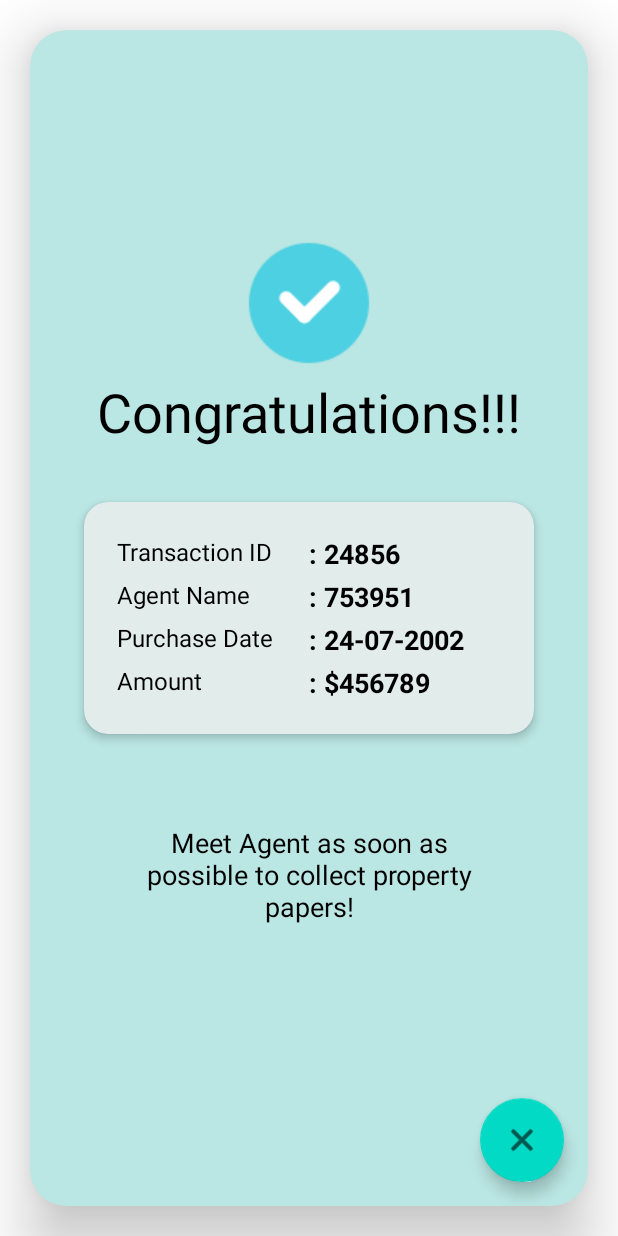
After one commit to aman247av/Real-Estate-Management, an Android app: the layout activity_billing.xml on its own in the app's theme, with its tools: preview values and no code run, on a phone screen of 412 x 824 dp. The commit adds this screen. Run offline under Robolectric (Android 15) with nearby library versions, the phone set to English and light mode, and no system bars.

Commit message:
"Billing UI"

```diff
--- /dev/null
+++ b/app/src/main/java/com/example/dbms/BillingActivity.java
@@ -0,0 +1,42 @@
+package com.example.dbms;
+
+import androidx.appcompat.app.AppCompatActivity;
+
+import android.content.Intent;
+import android.os.Bundle;
+import android.widget.TextView;
+
+import com.google.android.material.floatingactionbutton.FloatingActionButton;
+
+public class BillingActivity extends AppCompatActivity {
+    FloatingActionButton fabCLose;
+    TextView tvTransactionId,tvAgent,tvDate,tvAmount;
+
+    @Override
+    protected void onCreate(Bundle savedInstanceState) {
+        super.onCreate(savedInstanceState);
+        setContentView(R.layout.activity_billing);
+
+        fabCLose=findViewById(R.id.fabClose);
+        tvTransactionId=findViewById(R.id.tvTransactionId);
+        tvAgent=findViewById(R.id.tvAgentId);
+        tvDate=findViewById(R.id.tvDate);
+        tvAmount=findViewById(R.id.tvAmount);
+
+        fabCLose.setOnClickListener(view -> {
+
+        });
+
+        tvTransactionId.setText("14145");
+        tvAgent.setText("Aman Verma");
+        tvDate.setText("24-09-2002");
+        tvAmount.setText("$30000");
+
+
+
+
+
+
+
+    }
+}
--- a/app/src/main/java/com/example/dbms/PropertyDetails.java
+++ b/app/src/main/java/com/example/dbms/PropertyDetails.java
@@ -10,6 +10,7 @@ import android.widget.TextView;
 import com.example.dbms.Database.RealEstateDatabaseHelper;
 import com.example.dbms.Model.Agent;
 import com.example.dbms.Model.Property;
+import com.google.android.material.floatingactionbutton.FloatingActionButton;
 
 import java.util.List;
 import java.util.Locale;
@@ -17,6 +18,8 @@ import java.util.Locale;
 public class PropertyDetails extends AppCompatActivity {
 
     TextView tvPropertyName, tvLocation, tvPrice, tvCategory, tvType, tvBHK, tvArea, tvAboutAgent;
+
+    FloatingActionButton fabBuy;
 
     RealEstateDatabaseHelper db;
 
@@ -34,6 +37,7 @@ public class PropertyDetails extends AppCompatActivity {
         tvBHK = findViewById(R.id.tvBHK);
         tvArea = findViewById(R.id.tvArea);
         tvAboutAgent = findViewById(R.id.tvAboutAgent);
+        fabBuy = findViewById(R.id.fab_btn);
 
         db = new RealEstateDatabaseHelper(this);
 
@@ -67,6 +71,11 @@ public class PropertyDetails extends AppCompatActivity {
         tvCall=findViewById(R.id.tvCall);
         tvEmail=findViewById(R.id.tvEmail);
 
+        fabBuy.setOnClickListener(view -> {
+            Intent i=new Intent(this,BillingActivity.class);
+            startActivity(i);
+        });
+
         tvCall.setOnClickListener(view -> {
             String phno="";
             Intent callIntent = new Intent(Intent.ACTION_DIAL);
@@ -80,5 +89,7 @@ public class PropertyDetails extends AppCompatActivity {
             intent.setData(data);
             startActivity(intent);
         });
+
+
     }
 }
--- /dev/null
+++ b/app/src/main/res/layout/activity_billing.xml
@@ -0,0 +1,214 @@
+<?xml version="1.0" encoding="utf-8"?>
+<androidx.cardview.widget.CardView xmlns:android="http://schemas.android.com/apk/res/android"
+    xmlns:app="http://schemas.android.com/apk/res-auto"
+    xmlns:tools="http://schemas.android.com/tools"
+    android:layout_width="match_parent"
+    android:layout_height="match_parent"
+    android:background="@drawable/border"
+    android:backgroundTint="#BAE6E3"
+    android:layout_margin="20dp"
+    app:cardCornerRadius="24dp"
+    app:cardElevation="24dp"
+    tools:context=".BillingActivity">
+
+
+    <androidx.constraintlayout.widget.ConstraintLayout
+        android:layout_width="match_parent"
+        android:layout_height="match_parent">
+
+        <ImageView
+            android:id="@+id/ok"
+            android:layout_width="wrap_content"
+            android:layout_height="wrap_content"
+            app:layout_constraintBottom_toTopOf="@+id/cong"
+            app:layout_constraintEnd_toEndOf="parent"
+            app:layout_constraintStart_toStartOf="parent"
+
+            app:srcCompat="@drawable/ok" />
+
+        <TextView
+            android:id="@+id/cong"
+            android:layout_width="wrap_content"
+            android:layout_height="wrap_content"
+            android:layout_margin="36dp"
+            android:text="Congratulations!!!"
+            android:textColor="@color/black"
+            android:textSize="36sp"
+
+            app:layout_constraintBottom_toTopOf="@+id/linearLayout2"
+            app:layout_constraintEnd_toEndOf="parent"
+            app:layout_constraintStart_toStartOf="parent" />
+
+        <androidx.cardview.widget.CardView
+            android:id="@+id/linearLayout2"
+            android:layout_width="match_parent"
+            android:layout_height="wrap_content"
+            android:layout_margin="36dp"
+            android:backgroundTint="#E2ECEB"
+            android:background="@drawable/border"
+            android:orientation="horizontal"
+           app:cardCornerRadius="16dp"
+            app:cardElevation="4dp"
+
+            app:layout_constraintBottom_toBottomOf="parent"
+            app:layout_constraintTop_toTopOf="parent"
+            >
+
+
+            <TableLayout
+                android:layout_width="match_parent"
+                android:layout_margin="20dp"
+                android:layout_height="match_parent">
+
+                <TableRow
+                    android:layout_width="match_parent"
+                    android:layout_height="match_parent"
+                    android:layout_margin="2dp"
+                    android:weightSum="100">
+
+
+                    <TextView
+                        android:layout_width="match_parent"
+                        android:layout_height="match_parent"
+                        android:layout_weight="50"
+                        android:text="Transaction ID"
+                        android:textColor="@color/black"
+                        android:textSize="16sp" />
+
+                    <TextView
+                        android:id="@+id/tvTransactionId"
+                        android:layout_width="match_parent"
+                        android:layout_height="match_parent"
+                        android:layout_weight="50"
+                        android:text=": 24856"
+                        android:textAlignment="textStart"
+                        android:textColor="@color/black"
+                        android:textSize="18sp"
+                        android:textStyle="bold" />
+                </TableRow>
+
+                <TableRow
+                    android:layout_width="match_parent"
+                    android:layout_height="match_parent"
+                    android:layout_margin="2dp"
+                    android:weightSum="100">
+
+
+                    <TextView
+                        android:layout_width="match_parent"
+                        android:layout_height="match_parent"
+                        android:layout_weight="50"
+                        android:text="Agent Name"
+                        android:textColor="@color/black"
+                        android:textSize="16sp" />
+
+                    <TextView
+                        android:id="@+id/tvAgentId"
+                        android:layout_width="match_parent"
+                        android:layout_height="match_parent"
+                        android:layout_weight="50"
+                        android:text=": 753951"
+                        android:textAlignment="textStart"
+                        android:textColor="@color/black"
+                        android:textSize="18sp"
+                        android:textStyle="bold" />
+                </TableRow>
+
+                <TableRow
+                    android:layout_width="match_parent"
+                    android:layout_height="match_parent"
+                    android:layout_margin="2dp"
+                    android:weightSum="100">
+
+
+                    <TextView
+                        android:layout_width="match_parent"
+                        android:layout_height="match_parent"
+                        android:layout_weight="50"
+                        android:text="Purchase Date"
+                        android:textColor="@color/black"
+                        android:textSize="16sp" />
+
+                    <TextView
+                        android:id="@+id/tvDate"
+                        android:layout_width="match_parent"
+                        android:layout_height="match_parent"
+                        android:layout_weight="50"
+                        android:text=": 24-07-2002"
+                        android:textAlignment="textStart"
+                        android:textColor="@color/black"
+                        android:textSize="18sp"
+                        android:textStyle="bold" />
+                </TableRow>
+
+                <TableRow
+                    android:layout_width="match_parent"
+                    android:layout_height="match_parent"
+                    android:layout_margin="2dp"
+                    android:weightSum="100">
+
+
+                    <TextView
+                        android:layout_width="match_parent"
+                        android:layout_height="match_parent"
+                        android:layout_weight="50"
+                        android:text="Amount"
+                        android:textColor="@color/black"
+                        android:textSize="16sp" />
+
+                    <TextView
+                        android:id="@+id/tvAmount"
+                        android:layout_width="match_parent"
+                        android:layout_height="match_parent"
+                        android:layout_weight="50"
+                        android:text=": $456789"
+                        android:textAlignment="textStart"
+                        android:textColor="@color/black"
+                        android:textSize="18sp"
+                        android:textStyle="bold" />
+                </TableRow>
+            </TableLayout>
+
+            <TextView
+                android:id="@+id/textView8"
+                android:layout_width="match_parent"
+                android:layout_height="0dp"
+                android:layout_margin="60dp"
+                android:text="Meet Agent as soon as possible to collect property papers!"
+                android:textAlignment="center"
+                android:textColor="@color/black"
+                android:textSize="18sp"
+                app:layout_constraintBottom_toBottomOf="parent"
+                app:layout_constraintEnd_toEndOf="parent"
+                app:layout_constraintStart_toStartOf="parent"
+                app:layout_constraintTop_toBottomOf="@id/linearLayout2" />
+        </androidx.cardview.widget.CardView>
+
+        <TextView
+            android:id="@+id/textView9"
+            android:layout_width="match_parent"
+            android:layout_height="0dp"
+            android:layout_margin="60dp"
+            android:layout_marginTop="105dp"
+            android:text="Meet Agent as soon as possible to collect property papers!"
+            android:textAlignment="center"
+            android:textColor="@color/black"
+            android:textSize="18sp"
+            app:layout_constraintBottom_toBottomOf="parent"
+            app:layout_constraintTop_toBottomOf="@+id/linearLayout2"
+            tools:layout_editor_absoluteX="60dp" />
+
+        <com.google.android.material.floatingactionbutton.FloatingActionButton
+            android:id="@+id/fabClose"
+            android:layout_width="wrap_content"
+            android:layout_height="wrap_content"
+            android:layout_margin="16dp"
+            android:clickable="true"
+            app:layout_constraintBottom_toBottomOf="parent"
+            app:layout_constraintEnd_toEndOf="parent"
+            app:srcCompat="@android:drawable/ic_menu_close_clear_cancel"
+            tools:ignore="SpeakableTextPresentCheck" />
+    </androidx.constraintlayout.widget.ConstraintLayout>
+
+
+</androidx.cardview.widget.CardView>
--- a/app/src/main/res/layout/activity_property_details.xml
+++ b/app/src/main/res/layout/activity_property_details.xml
@@ -251,6 +251,8 @@
                 android:layout_marginHorizontal="10dp"
                 android:text="Agent" />
 
+
+
             <TextView
                 android:id="@+id/tvAboutAgent"
                 android:layout_width="match_parent"
@@ -318,4 +320,32 @@
 
 
     </LinearLayout>
+
+    <com.google.android.material.floatingactionbutton.FloatingActionButton
+        android:id="@+id/fab_btn"
+        android:layout_width="wrap_content"
+        android:layout_height="wrap_content"
+        app:layout_constraintBottom_toTopOf="@id/contact"
+        app:layout_constraintEnd_toEndOf="parent"
+        android:layout_marginHorizontal="16dp"
+        android:layout_marginVertical="10dp"
+        android:clickable="true"
+        />
+
+    <TextView
+        app:layout_constraintTop_toTopOf="@id/fab_btn"
+        app:layout_constraintStart_toStartOf="@id/fab_btn"
+        app:layout_constraintEnd_toEndOf="@id/fab_btn"
+        app:layout_constraintBottom_toBottomOf="@id/fab_btn"
+        android:layout_height="wrap_content"
+        android:layout_width="wrap_content"
+        android:text="BUY"
+        android:elevation="6dp"
+        android:textSize="18sp"
+        android:textStyle="bold"
+        android:textColor="#000"
+        app:layout_anchor="@id/fab_btn"
+        app:layout_anchorGravity="center"/>
+
+
 </androidx.constraintlayout.widget.ConstraintLayout>
--- a/app/src/main/res/layout/item_property.xml
+++ b/app/src/main/res/layout/item_property.xml
@@ -56,7 +56,7 @@
                 android:layout_marginTop="6dp"
 
                 android:layout_weight="10"
-                android:backgroundTint="#4D23C5B5"
+
                 app:cardCornerRadius="5dp">
 
                 <TextView
@@ -65,6 +65,7 @@
                     android:layout_height="match_parent"
                     android:background="@drawable/border"
                     android:gravity="center"
+                    android:backgroundTint="#4D23C5B5"
                     android:padding="4dp"
                     android:textSize="10sp"
                     android:text="Flat"
@@ -80,7 +81,7 @@
                 android:layout_marginTop="6dp"
                 android:layout_marginHorizontal="4dp"
                 android:layout_weight="10"
-                android:backgroundTint="#4D23C5B5"
+
                 app:cardCornerRadius="5dp">
 
                 <TextView
@@ -90,8 +91,33 @@
                     android:background="@drawable/border"
                     android:gravity="center"
                     android:padding="4dp"
+                    android:backgroundTint="#4D23C5B5"
                     android:textSize="10sp"
                     android:text="Rent"
+                    android:textColor="@color/black" />
+
+
+            </androidx.cardview.widget.CardView>
+
+            <androidx.cardview.widget.CardView
+                android:layout_width="wrap_content"
+                android:layout_height="wrap_content"
+                android:layout_marginTop="6dp"
+                android:layout_weight="10"
+                app:cardCornerRadius="5dp">
+
+                <TextView
+                    android:id="@+id/tvSold"
+                    android:layout_width="match_parent"
+                    android:layout_height="match_parent"
+                    android:background="@drawable/border"
+                    android:gravity="center"
+                    android:padding="4dp"
+                    android:textSize="10sp"
+                    android:visibility="invisible"
+                    android:backgroundTint="#80FF0000"
+                    android:text="Sold Out"
+                    android:textStyle="bold"
                     android:textColor="@color/black" />
 
 
```
Also changed, not shown: app/src/main/res/drawable/ok.png (added).
